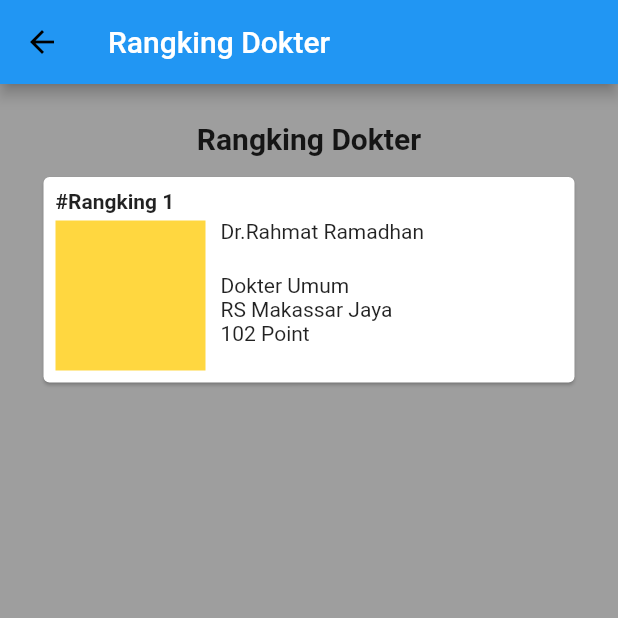
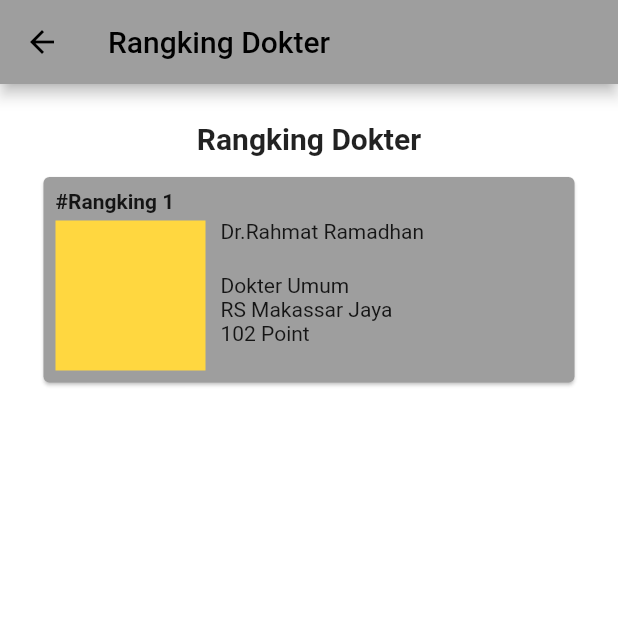
Before and after one commit to ikrarjii/ruang_diskusi, a Flutter app: the firstScreen screen opened directly, in the side drawer, after a tap on "Rangking Dokter", on a phone screen of 412 x 824 dp, the top half of it. Run offline on Flutter 3.47's test engine with Material 2 defaults, Android fonts, the phone set to English and light mode, and no system bars; missing offline and left inert: dart:ffi.

```diff
--- a/lib/screen/Add_Disscussion.dart
+++ b/lib/screen/Add_Disscussion.dart
@@ -3,7 +3,7 @@ import 'package:flutter/material.dart';
 class add extends StatelessWidget {
   Widget build(BuildContext context) {
     return MaterialApp(
-       theme: ThemeData(
+      theme: ThemeData(
         primarySwatch: Colors.grey,
       ),
       home: Scaffold(
--- a/lib/screen/RankDocter.dart
+++ b/lib/screen/RankDocter.dart
@@ -3,8 +3,11 @@ import 'package:flutter/material.dart';
 class Rank extends StatelessWidget {
   Widget build(BuildContext context) {
     return MaterialApp(
+      theme: ThemeData(
+        primarySwatch: Colors.grey,
+      ),
       home: Scaffold(
-        backgroundColor: Colors.grey,
+        backgroundColor: Colors.white,
         appBar: AppBar(
           title: const Text("Rangking Dokter"),
           leading: BackButton(
@@ -28,6 +31,7 @@ class Rank extends StatelessWidget {
                 height: 10,
               ),
               Card(
+                color: Colors.grey,
                 child: Padding(
                   padding: const EdgeInsets.all(8.0),
                   child: Row(
--- a/lib/screen/login.dart
+++ b/lib/screen/login.dart
@@ -54,7 +54,7 @@ class _LoginState extends State<Login> {
             ),
             ElevatedButton(
               style: ElevatedButton.styleFrom(
-                primary: Colors.blueGrey.shade800,
+                primary: Colors.grey,
               ),
               onPressed: () {
                 Navigator.push(context, MaterialPageRoute(builder: (context) {
```
